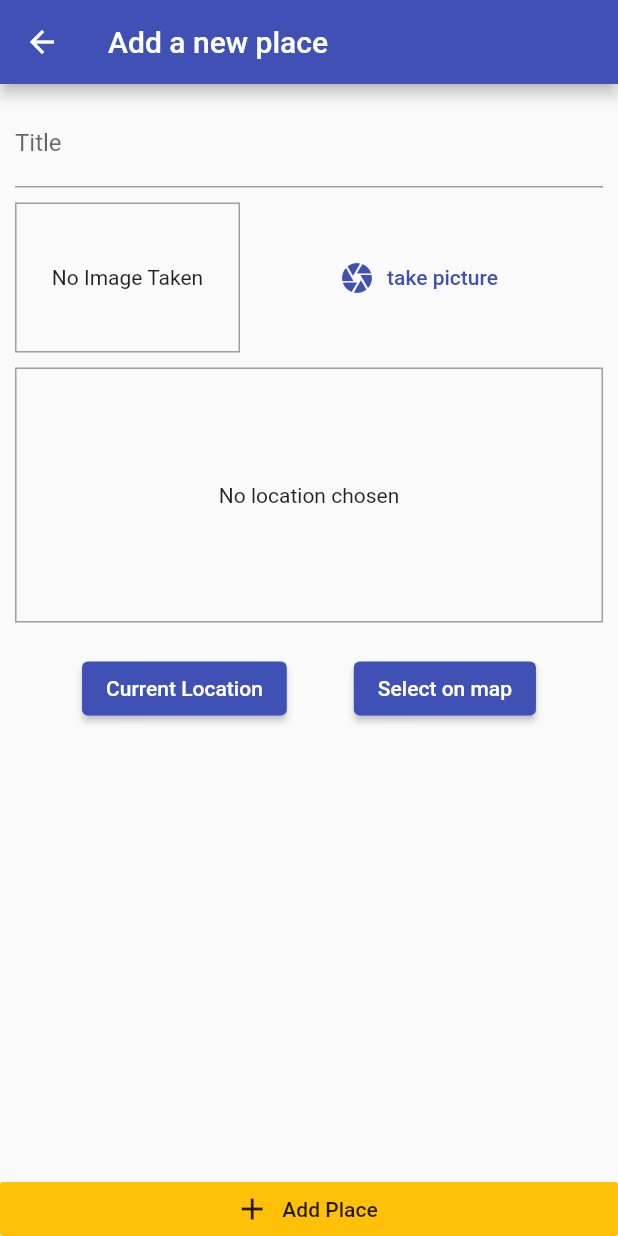
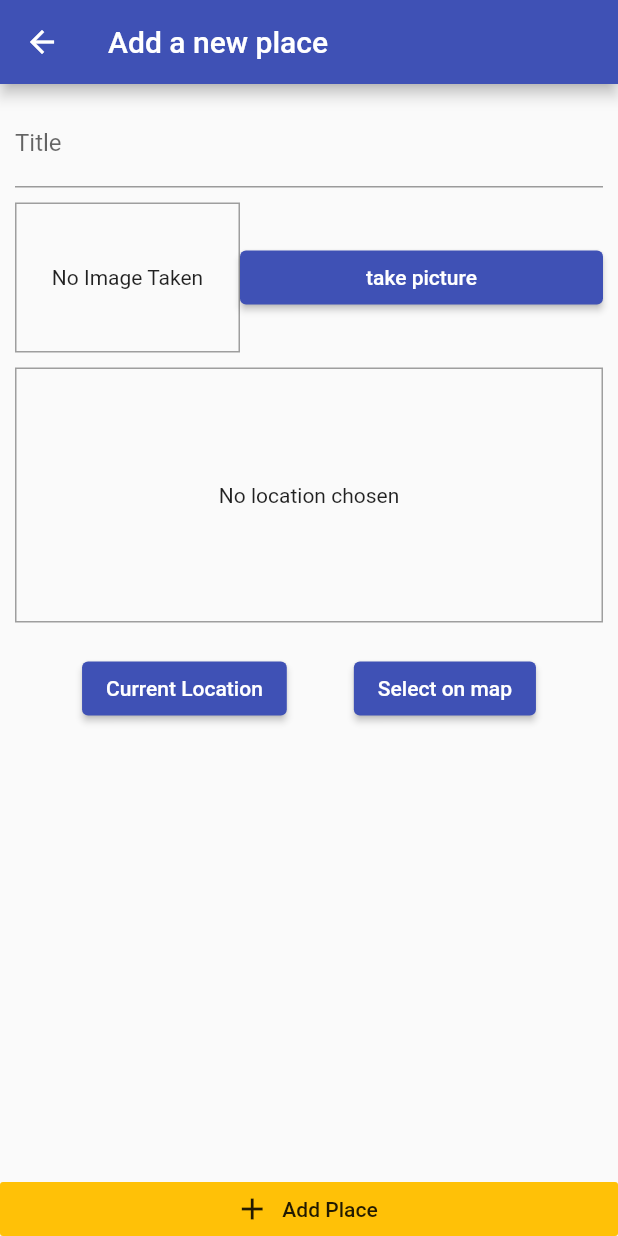
Before and after one commit to elchinabraham/advance_app, a Flutter app: the screen it shows after launch, after a tap on the "add" icon, on a phone screen of 412 x 824 dp. Run offline on Flutter 3.47's test engine with Material 2 defaults, Android fonts, the phone set to English and light mode, and no system bars; our stand-ins replace google_maps_flutter, image_picker, location, sqflite; missing offline and left inert: dart:ffi; accounts and stored records are empty.

Commit message:
2022.05.26 14:30

```diff
--- a/lib/main.dart
+++ b/lib/main.dart
@@ -1,5 +1,6 @@
 import 'package:advance_app/providers/great_places.dart';
 import 'package:advance_app/screens/add_place_screen.dart';
+import 'package:advance_app/screens/place_detail_screen.dart';
 import 'package:advance_app/screens/places_list_screen.dart';
 import 'package:flutter/material.dart';
 import 'package:provider/provider.dart';
@@ -13,6 +14,7 @@ class MyApp extends StatelessWidget {
       value: GreatPlaces(),
       child: MaterialApp(
         title: 'Great Places',
+        debugShowCheckedModeBanner: false,
         theme: ThemeData(
           primarySwatch: Colors.indigo,
           accentColor: Colors.amber,
@@ -20,6 +22,7 @@ class MyApp extends StatelessWidget {
         home: PlacesListScreen(),
         routes: {
           AddPlaceScreen.routeName: (ctx) => AddPlaceScreen(),
+          PlaceDetailScreen.routeName: (ctx) => PlaceDetailScreen(),
         },
       ),
     );
--- a/lib/providers/great_places.dart
+++ b/lib/providers/great_places.dart
@@ -11,6 +11,10 @@ class GreatPlaces with ChangeNotifier {
 
   List<Place> get items {
     return [..._items];
+  }
+
+  Place findById(String id) {
+    return _items.firstWhere((element) => element.id == id);
   }
 
   Future<void> addPlace(
--- a/lib/widgets/image_input.dart
+++ b/lib/widgets/image_input.dart
@@ -60,11 +60,9 @@ class _ImageInputState extends State<ImageInput> {
         ),
         const SizedBox(height: 10),
         Expanded(
-          child: FlatButton.icon(
+          child: ElevatedButton(
+            child: const Text('take picture'),
             onPressed: _takePicture,
-            icon: const Icon(Icons.camera),
-            label: const Text('take picture'),
-            textColor: Theme.of(context).primaryColor,
           ),
         ),
       ],
```
Also changed, not shown: lib/screens/map_screen.dart (+5 -3 lines), lib/screens/place_detail_screen.dart (+56 -0 lines), lib/screens/places_list_screen.dart (+6 -1 lines).
